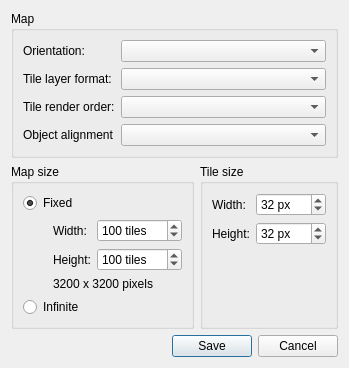
Qt form src/tiled/newmapdialog.ui (mapeditor/tiled) before a commit.
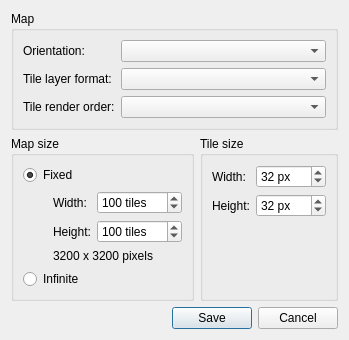
The same form after that commit.

Commit message:
Removed the Map.objectAlignment property
Can be re-added when there is an actual demand for this, but for now
let's stick to just having it on the tileset, so only affecting tile
objects.

The edit to the form file:
```diff
--- a/src/tiled/newmapdialog.ui
+++ b/src/tiled/newmapdialog.ui
@@ -6,8 +6,8 @@
    <rect>
     <x>0</x>
     <y>0</y>
-    <width>518</width>
-    <height>534</height>
+    <width>474</width>
+    <height>483</height>
    </rect>
   </property>
   <property name="windowTitle">
@@ -69,16 +69,6 @@
         </property>
        </widget>
       </item>
-      <item row="4" column="1">
-       <widget class="QComboBox" name="objectAlignment"/>
-      </item>
-      <item row="4" column="0">
-       <widget class="QLabel" name="label">
-        <property name="text">
-         <string>Object alignment</string>
-        </property>
-       </widget>
-      </item>
      </layout>
     </widget>
    </item>
```
Left out of the diff: 12 changed lines with no effect on the pictures. The commit also changes 16 other files.
